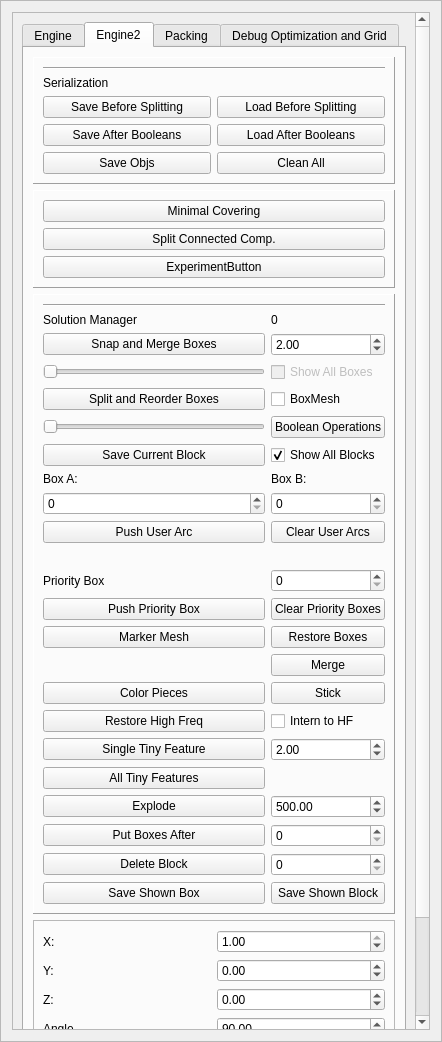
Old version of the form GUI/managers/enginemanager.ui in the repository alemuntoni/HeightFieldDecomposition.
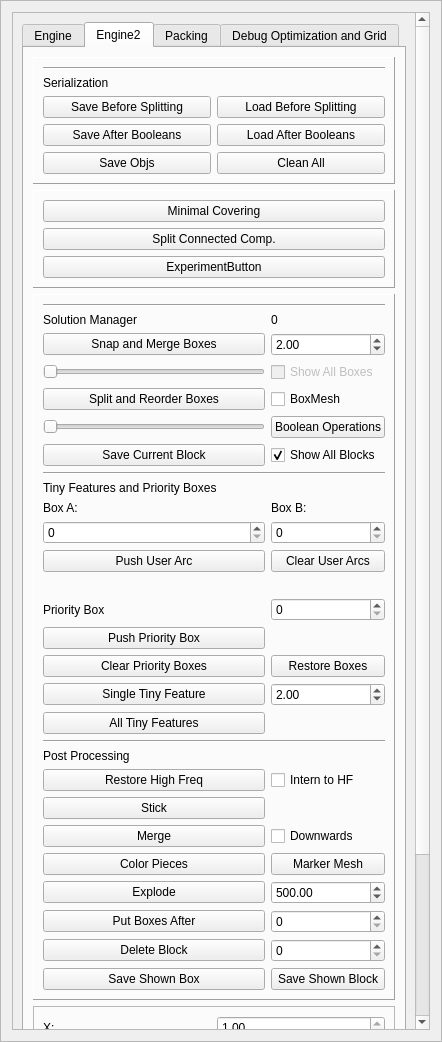
New version of the form.

```diff
--- a/GUI/managers/enginemanager.ui
+++ b/GUI/managers/enginemanager.ui
@@ -62,9 +62,9 @@
       <property name="geometry">
        <rect>
         <x>0</x>
-        <y>0</y>
+        <y>-148</y>
         <width>420</width>
-        <height>1238</height>
+        <height>1333</height>
        </rect>
       </property>
       <property name="sizePolicy">
@@ -801,7 +801,28 @@
               <enum>QFrame::Raised</enum>
              </property>
              <layout class="QGridLayout" name="gridLayout_4">
-              <item row="16" column="0">
+              <item row="27" column="0">
+               <widget class="QPushButton" name="mergePushButton">
+                <property name="text">
+                 <string>Merge</string>
+                </property>
+               </widget>
+              </item>
+              <item row="23" column="0" colspan="2">
+               <widget class="Line" name="line_10">
+                <property name="orientation">
+                 <enum>Qt::Horizontal</enum>
+                </property>
+               </widget>
+              </item>
+              <item row="19" column="0">
+               <widget class="QPushButton" name="clearPriorityPushButton">
+                <property name="text">
+                 <string>Clear Priority Boxes</string>
+                </property>
+               </widget>
+              </item>
+              <item row="18" column="0">
                <widget class="QPushButton" name="pushPriorityBoxButton">
                 <property name="text">
                  <string>Push Priority Box</string>
@@ -815,7 +836,7 @@
                 </property>
                </widget>
               </item>
-              <item row="27" column="1">
+              <item row="37" column="1">
                <widget class="QDoubleSpinBox" name="explodeSpinBox">
                 <property name="minimum">
                  <double>-1000.000000000000000</double>
@@ -828,17 +849,24 @@
                 </property>
                </widget>
               </item>
-              <item row="28" column="0">
+              <item row="21" column="0">
+               <widget class="QPushButton" name="sdfPushButton">
+                <property name="text">
+                 <string>Single Tiny Feature</string>
+                </property>
+               </widget>
+              </item>
+              <item row="38" column="0">
                <widget class="QPushButton" name="putBoxesAfterPushButton">
                 <property name="text">
                  <string>Put Boxes After</string>
                 </property>
                </widget>
               </item>
-              <item row="15" column="1">
+              <item row="17" column="1">
                <widget class="QSpinBox" name="prioritySpinBox"/>
               </item>
-              <item row="28" column="1">
+              <item row="38" column="1">
                <widget class="QSpinBox" name="coveredTrianglesSpinBox">
                 <property name="maximum">
                  <number>100</number>
@@ -859,13 +887,6 @@
                 </property>
                </widget>
               </item>
-              <item row="16" column="1">
-               <widget class="QPushButton" name="clearPriorityPushButton">
-                <property name="text">
-                 <string>Clear Priority Boxes</string>
-                </property>
-               </widget>
-              </item>
               <item row="5" column="0">
                <widget class="QSlider" name="solutionsSlider">
                 <property name="enabled">
@@ -903,7 +924,10 @@
                 </property>
                </widget>
               </item>
-              <item row="15" column="0">
+              <item row="13" column="0">
+               <widget class="QSpinBox" name="boxASpinBox"/>
+              </item>
+              <item row="17" column="0">
                <widget class="QLabel" name="label_30">
                 <property name="text">
                  <string>Priority Box</string>
@@ -917,20 +941,10 @@
                 </property>
                </widget>
               </item>
-              <item row="11" column="0">
-               <widget class="QSpinBox" name="boxASpinBox"/>
-              </item>
-              <item row="24" column="0">
-               <widget class="QPushButton" name="reconstructionPushButton">
-                <property name="text">
-                 <string>Restore High Freq</string>
-                </property>
-               </widget>
-              </item>
-              <item row="11" column="1">
+              <item row="13" column="1">
                <widget class="QSpinBox" name="boxBSpinBox"/>
               </item>
-              <item row="27" column="0">
+              <item row="37" column="0">
                <widget class="QPushButton" name="explodePushButton">
                 <property name="text">
                  <string>Explode</string>
@@ -951,6 +965,9 @@
                 </property>
                </widget>
               </item>
+              <item row="39" column="1">
+               <widget class="QSpinBox" name="deleteBlockSpinBox"/>
+              </item>
               <item row="6" column="0">
                <widget class="QPushButton" name="reorderBoxes">
                 <property name="text">
@@ -965,86 +982,62 @@
                 </property>
                </widget>
               </item>
-              <item row="29" column="1">
-               <widget class="QSpinBox" name="deleteBlockSpinBox"/>
-              </item>
-              <item row="18" column="0">
-               <widget class="QLabel" name="listLabel">
-                <property name="text">
-                 <string/>
-                </property>
-               </widget>
-              </item>
-              <item row="10" column="1">
+              <item row="12" column="1">
                <widget class="QLabel" name="label_32">
                 <property name="text">
                  <string>Box B:</string>
                 </property>
                </widget>
               </item>
-              <item row="14" column="0" colspan="2">
+              <item row="16" column="0" colspan="2">
                <widget class="QLabel" name="userArcsLabel">
                 <property name="text">
                  <string/>
                 </property>
                </widget>
               </item>
-              <item row="10" column="0">
+              <item row="12" column="0">
                <widget class="QLabel" name="label_31">
                 <property name="text">
                  <string>Box A: </string>
                 </property>
                </widget>
               </item>
-              <item row="13" column="0">
+              <item row="15" column="0">
                <widget class="QPushButton" name="pushUserArcButton">
                 <property name="text">
                  <string>Push User Arc</string>
                 </property>
                </widget>
               </item>
-              <item row="13" column="1">
+              <item row="15" column="1">
                <widget class="QPushButton" name="clearUserArcsPushButton">
                 <property name="text">
                  <string>Clear User Arcs</string>
                 </property>
                </widget>
               </item>
-              <item row="29" column="0">
+              <item row="39" column="0">
                <widget class="QPushButton" name="deleteBlockPushButton">
                 <property name="text">
                  <string>Delete Block</string>
                 </property>
                </widget>
               </item>
-              <item row="25" column="0">
-               <widget class="QPushButton" name="sdfPushButton">
-                <property name="text">
-                 <string>Single Tiny Feature</string>
-                </property>
-               </widget>
-              </item>
-              <item row="31" column="0">
+              <item row="41" column="0">
                <widget class="QPushButton" name="saveShownBoxPushButton">
                 <property name="text">
                  <string>Save Shown Box</string>
                 </property>
                </widget>
               </item>
-              <item row="31" column="1">
+              <item row="41" column="1">
                <widget class="QPushButton" name="saveShownBlockPushButton">
                 <property name="text">
                  <string>Save Shown Block</string>
                 </property>
                </widget>
               </item>
-              <item row="24" column="1">
-               <widget class="QCheckBox" name="internToHFCheckBox">
-                <property name="text">
-                 <string>Intern to HF</string>
-                </property>
-               </widget>
-              </item>
               <item row="9" column="0">
                <widget class="QPushButton" name="saveCurrentBlockPushButton">
                 <property name="text">
@@ -1052,42 +1045,35 @@
                 </property>
                </widget>
               </item>
-              <item row="17" column="0">
-               <widget class="QPushButton" name="markerMeshPushButton">
-                <property name="text">
-                 <string>Marker Mesh</string>
-                </property>
-               </widget>
-              </item>
-              <item row="17" column="1">
+              <item row="19" column="1">
                <widget class="QPushButton" name="restoreBoxesPushButton">
                 <property name="text">
                  <string>Restore Boxes</string>
                 </property>
                </widget>
               </item>
-              <item row="19" column="0">
+              <item row="28" column="0">
                <widget class="QPushButton" name="colorPiecesPushButton">
                 <property name="text">
                  <string>Color Pieces</string>
                 </property>
                </widget>
               </item>
-              <item row="19" column="1">
+              <item row="10" column="0" colspan="2">
+               <widget class="Line" name="line_9">
+                <property name="orientation">
+                 <enum>Qt::Horizontal</enum>
+                </property>
+               </widget>
+              </item>
+              <item row="26" column="0">
                <widget class="QPushButton" name="stickPushButton">
                 <property name="text">
                  <string>Stick</string>
                 </property>
                </widget>
               </item>
-              <item row="25" column="1">
-               <widget class="QDoubleSpinBox" name="thresholdTinyFeaturesSpinBox">
-                <property name="value">
-                 <double>2.000000000000000</double>
-                </property>
-               </widget>
-              </item>
-              <item row="26" column="0">
+              <item row="22" column="0">
                <widget class="QPushButton" name="tinyFeaturesPushButton">
                 <property name="text">
                  <string>All Tiny Features</string>
@@ -1095,9 +1081,58 @@
                </widget>
               </item>
               <item row="18" column="1">
-               <widget class="QPushButton" name="mergePushButton">
+               <widget class="QLabel" name="listLabel">
                 <property name="text">
-                 <string>Merge</string>
+                 <string/>
+                </property>
+               </widget>
+              </item>
+              <item row="21" column="1">
+               <widget class="QDoubleSpinBox" name="thresholdTinyFeaturesSpinBox">
+                <property name="value">
+                 <double>2.000000000000000</double>
+                </property>
+               </widget>
+              </item>
+              <item row="25" column="1">
+               <widget class="QCheckBox" name="internToHFCheckBox">
+                <property name="text">
+                 <string>Intern to HF</string>
+                </property>
+               </widget>
+              </item>
+              <item row="25" column="0">
+               <widget class="QPushButton" name="reconstructionPushButton">
+                <property name="text">
+                 <string>Restore High Freq</string>
+                </property>
+               </widget>
+              </item>
+              <item row="28" column="1">
+               <widget class="QPushButton" name="markerMeshPushButton">
+                <property name="text">
+                 <string>Marker Mesh</string>
+                </property>
+               </widget>
+              </item>
+              <item row="11" column="0" colspan="2">
+               <widget class="QLabel" name="label_37">
+                <property name="text">
+                 <string>Tiny Features and Priority Boxes</string>
+                </property>
+               </widget>
+              </item>
+              <item row="24" column="0">
+               <widget class="QLabel" name="label_38">
+                <property name="text">
+                 <string>Post Processing</string>
+                </property>
+               </widget>
+              </item>
+              <item row="27" column="1">
+               <widget class="QCheckBox" name="mergeDownwardsCheckBox">
+                <property name="text">
+                 <string>Downwards</string>
                 </property>
                </widget>
               </item>
```
Left out of the diff: 21 changed lines with no effect on the pictures.
